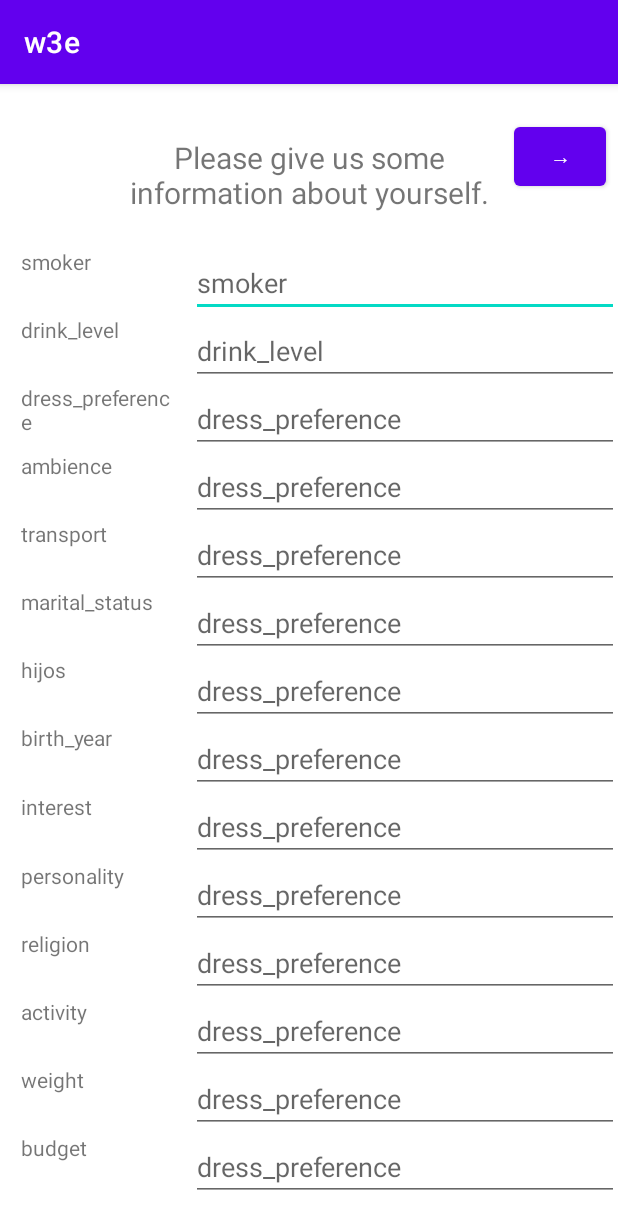
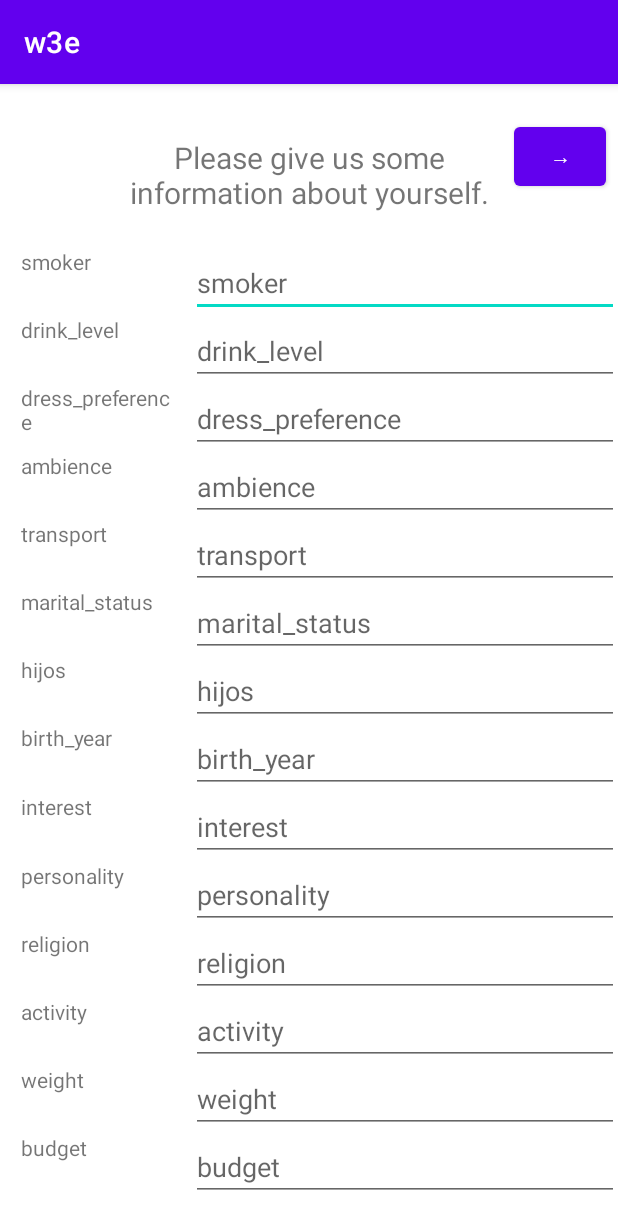
Before and after one commit to sigseg5/junction2020, an Android app: the GetUserInfo screen opened directly, with no data from a screen before it, on a phone screen of 412 x 824 dp. Shown: the top 1229 px of the screen. Run offline under Robolectric (Android 15) with nearby library versions, the phone set to English and light mode, and no system bars.

Commit message:
Added template for ChoosePerson screen

```diff
--- a/app/build.gradle
+++ b/app/build.gradle
@@ -39,6 +39,8 @@ dependencies {
     implementation 'androidx.appcompat:appcompat:1.2.0'
     implementation 'com.google.android.material:material:1.2.1'
     implementation 'androidx.constraintlayout:constraintlayout:2.0.4'
+    implementation 'androidx.navigation:navigation-fragment-ktx:2.2.2'
+    implementation 'androidx.navigation:navigation-ui-ktx:2.2.2'
     testImplementation 'junit:junit:4.13.1'
     androidTestImplementation 'androidx.test.ext:junit:1.1.2'
     androidTestImplementation 'androidx.test.espresso:espresso-core:3.3.0'
--- a/app/src/main/AndroidManifest.xml
+++ b/app/src/main/AndroidManifest.xml
@@ -9,7 +9,11 @@
         android:roundIcon="@mipmap/ic_launcher_round"
         android:supportsRtl="true"
         android:theme="@style/Theme.W3e">
-        <activity android:name=".GetUserInfo"></activity>
+        <activity
+            android:name=".ChoosePerson"
+            android:label="@string/title_activity_choose_person"
+            android:theme="@style/Theme.W3e.NoActionBar"></activity>
+        <activity android:name=".GetUserInfo" />
         <activity android:name=".MainActivity">
             <intent-filter>
                 <action android:name="android.intent.action.MAIN" />
--- a/app/src/main/java/com/example/w3e/GetUserInfo.kt
+++ b/app/src/main/java/com/example/w3e/GetUserInfo.kt
@@ -1,5 +1,6 @@
 package com.example.w3e
 
+import android.content.Intent
 import androidx.appcompat.app.AppCompatActivity
 import android.os.Bundle
 import kotlinx.android.synthetic.main.activity_get_user_info.*
@@ -8,5 +9,10 @@ class GetUserInfo : AppCompatActivity() {
     override fun onCreate(savedInstanceState: Bundle?) {
         super.onCreate(savedInstanceState)
         setContentView(R.layout.activity_get_user_info)
+
+        next_btn.setOnClickListener {
+            val intent = Intent(this, ChoosePerson::class.java)
+            startActivity(intent)
+        }
     }
 }
--- a/app/src/main/res/layout/activity_get_user_info.xml
+++ b/app/src/main/res/layout/activity_get_user_info.xml
@@ -23,12 +23,12 @@
         tools:ignore="MissingConstraints" />
 
     <Button
-        android:id="@+id/button"
+        android:id="@+id/next_btn"
         android:layout_width="61dp"
         android:layout_height="51dp"
         android:layout_marginStart="1dp"
         android:layout_marginEnd="8dp"
-        android:text="→"
+        android:text="@string/arrow_next"
         app:layout_constraintBottom_toBottomOf="parent"
         app:layout_constraintEnd_toEndOf="parent"
         app:layout_constraintStart_toEndOf="@+id/get_user_info_text"
@@ -199,7 +199,7 @@
             android:layout_width="285dp"
             android:layout_height="wrap_content"
             android:autofillHints=""
-            android:hint="@string/dress_preference"
+            android:hint="@string/amb"
             android:inputType="text"
             app:layout_editor_absoluteY="20dp"
             tools:ignore="MissingConstraints"
@@ -211,7 +211,7 @@
             android:layout_width="285dp"
             android:layout_height="wrap_content"
             android:autofillHints=""
-            android:hint="@string/dress_preference"
+            android:hint="@string/transport"
             android:inputType="text"
             app:layout_editor_absoluteY="20dp"
             tools:ignore="MissingConstraints"
@@ -223,7 +223,7 @@
             android:layout_width="285dp"
             android:layout_height="wrap_content"
             android:autofillHints=""
-            android:hint="@string/dress_preference"
+            android:hint="@string/marital_status"
             android:inputType="text"
             app:layout_editor_absoluteY="20dp"
             tools:ignore="MissingConstraints"
@@ -235,7 +235,7 @@
             android:layout_width="285dp"
             android:layout_height="wrap_content"
             android:autofillHints=""
-            android:hint="@string/dress_preference"
+            android:hint="@string/hijos"
             android:inputType="text"
             app:layout_editor_absoluteY="20dp"
             tools:ignore="MissingConstraints"
@@ -247,7 +247,7 @@
             android:layout_width="285dp"
             android:layout_height="wrap_content"
             android:autofillHints=""
-            android:hint="@string/dress_preference"
+            android:hint="@string/birth_year"
             android:inputType="text"
             app:layout_editor_absoluteY="20dp"
             tools:ignore="MissingConstraints"
@@ -259,7 +259,7 @@
             android:layout_width="285dp"
             android:layout_height="wrap_content"
             android:autofillHints=""
-            android:hint="@string/dress_preference"
+            android:hint="@string/interest"
             android:inputType="text"
             app:layout_editor_absoluteY="20dp"
             tools:ignore="MissingConstraints"
@@ -271,7 +271,7 @@
             android:layout_width="285dp"
             android:layout_height="wrap_content"
             android:autofillHints=""
-            android:hint="@string/dress_preference"
+            android:hint="@string/personality"
             android:inputType="text"
             app:layout_editor_absoluteY="20dp"
             tools:ignore="MissingConstraints"
@@ -283,7 +283,7 @@
             android:layout_width="285dp"
             android:layout_height="wrap_content"
             android:autofillHints=""
-            android:hint="@string/dress_preference"
+            android:hint="@string/religion"
             android:inputType="text"
             app:layout_editor_absoluteY="20dp"
             tools:ignore="MissingConstraints"
@@ -295,7 +295,7 @@
             android:layout_width="285dp"
             android:layout_height="wrap_content"
             android:autofillHints=""
-            android:hint="@string/dress_preference"
+            android:hint="@string/activity"
             android:inputType="text"
             app:layout_editor_absoluteY="20dp"
             tools:ignore="MissingConstraints"
@@ -308,7 +308,7 @@
             android:layout_width="285dp"
             android:layout_height="wrap_content"
             android:autofillHints=""
-            android:hint="@string/dress_preference"
+            android:hint="@string/weight"
             android:inputType="text"
             app:layout_editor_absoluteY="20dp"
             tools:ignore="MissingConstraints"
@@ -320,7 +320,7 @@
             android:layout_width="285dp"
             android:layout_height="wrap_content"
             android:autofillHints=""
-            android:hint="@string/dress_preference"
+            android:hint="@string/budget"
             android:inputType="text"
             app:layout_editor_absoluteY="20dp"
             tools:ignore="MissingConstraints"
--- /dev/null
+++ b/app/src/main/res/layout/content_choose_person.xml
@@ -0,0 +1,6 @@
+<?xml version="1.0" encoding="utf-8"?>
+<androidx.constraintlayout.widget.ConstraintLayout xmlns:android="http://schemas.android.com/apk/res/android"
+    xmlns:app="http://schemas.android.com/apk/res-auto"
+    android:layout_width="match_parent"
+    android:layout_height="match_parent"
+    app:layout_behavior="@string/appbar_scrolling_view_behavior"></androidx.constraintlayout.widget.ConstraintLayout>
--- /dev/null
+++ b/app/src/main/res/values/dimens.xml
@@ -0,0 +1,3 @@
+<resources>
+    <dimen name="fab_margin">16dp</dimen>
+</resources>
--- a/app/src/main/res/values/themes.xml
+++ b/app/src/main/res/values/themes.xml
@@ -13,4 +13,13 @@
         <item name="android:statusBarColor" tools:targetApi="l">?attr/colorPrimaryVariant</item>
         <!-- Customize your theme here. -->
     </style>
+
+    <style name="Theme.W3e.NoActionBar">
+        <item name="windowActionBar">false</item>
+        <item name="windowNoTitle">true</item>
+    </style>
+
+    <style name="Theme.W3e.AppBarOverlay" parent="ThemeOverlay.AppCompat.Dark.ActionBar" />
+
+    <style name="Theme.W3e.PopupOverlay" parent="ThemeOverlay.AppCompat.Light" />
 </resources>
```
Also changed, not shown: app/src/main/java/com/example/w3e/ChoosePerson.kt (added, +23 -0 lines), app/src/main/java/com/example/w3e/FirstFragment.kt (added, +31 -0 lines), app/src/main/java/com/example/w3e/SecondFragment.kt (added, +31 -0 lines), app/src/main/res/layout/activity_choose_person.xml (added, +33 -0 lines), app/src/main/res/layout/fragment_first.xml (added, +28 -0 lines), app/src/main/res/layout/fragment_second.xml (added, +27 -0 lines), app/src/main/res/navigation/nav_graph.xml (added, +28 -0 lines), app/src/main/res/values/strings.xml (+10 -0 lines).
